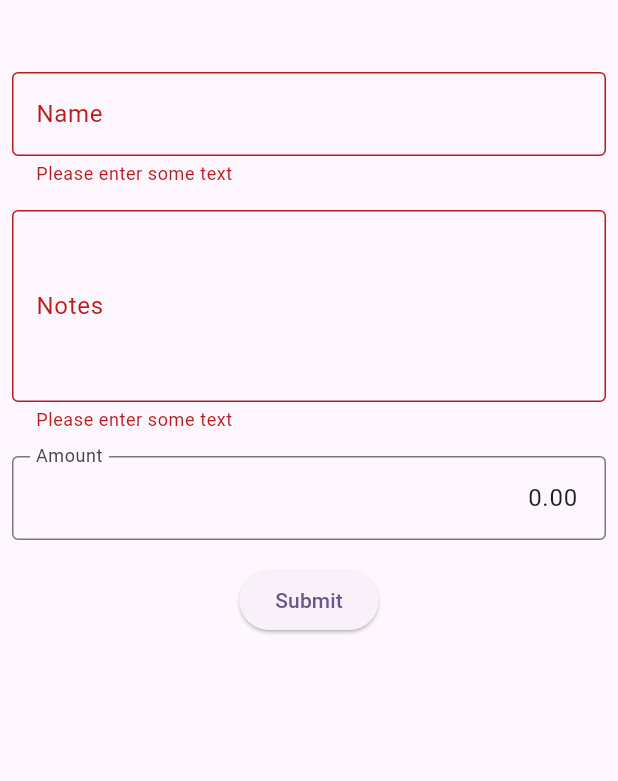
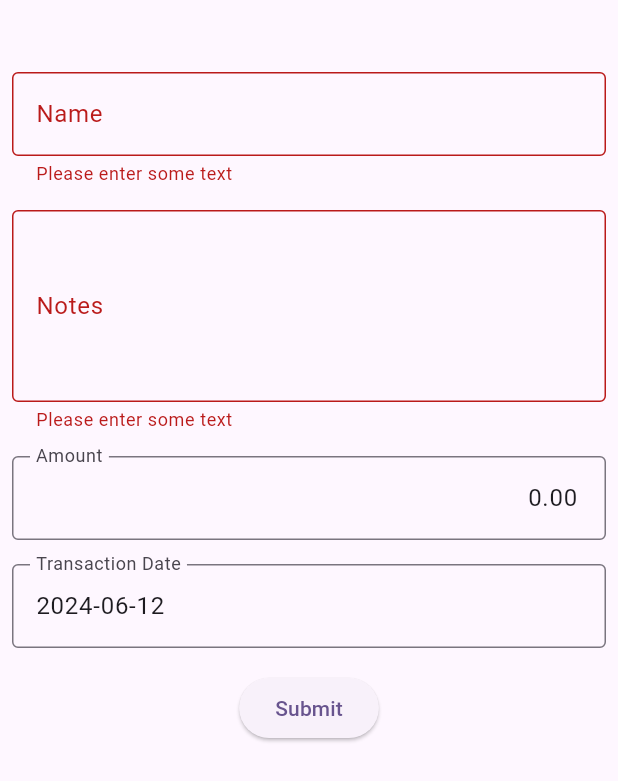
Before and after one commit to TINGWEIJING/mini-expense-tracker, a Flutter app: the screen it shows after launch, after a tap on "Submit", on a phone screen of 412 x 824 dp. Shown: the top 781 px of the screen. Run offline on Flutter 3.47's test engine with Material 3 defaults, Android fonts, the phone set to English and light mode, and no system bars.

Commit message:
🚧 Add transaction date field

```diff
--- a/lib/screens/add_expense_screen.dart
+++ b/lib/screens/add_expense_screen.dart
@@ -1,5 +1,6 @@
 import 'package:flutter/material.dart';
 import 'package:mini_expense_tracker/utils/currency_input_formatter.dart';
+import 'package:mini_expense_tracker/utils/util.dart';
 
 class AddExpenseScreen extends StatefulWidget {
   const AddExpenseScreen({super.key});
@@ -11,6 +12,8 @@ class AddExpenseScreen extends StatefulWidget {
 class _AddExpenseScreenState extends State<AddExpenseScreen> {
   final GlobalKey<FormState> _formKey = GlobalKey<FormState>();
   final TextEditingController _currencyFieldController =
+      TextEditingController();
+  final TextEditingController _dateTimeFieldController =
       TextEditingController();
 
   @override
@@ -32,6 +35,20 @@ class _AddExpenseScreenState extends State<AddExpenseScreen> {
         );
       },
     );
+    _dateTimeFieldController.text = Util.formatDateTime(DateTime.now());
+  }
+
+  void _onTap({required BuildContext context}) {
+    showDatePicker(
+            context: context,
+            firstDate: DateTime(2000),
+            lastDate: DateTime(DateTime.now().year + 1))
+        .then((selectedDate) {
+      if (selectedDate == null) {
+        return;
+      }
+      _dateTimeFieldController.text = Util.formatDateTime(selectedDate);
+    });
   }
 
   @override
@@ -91,7 +108,25 @@ class _AddExpenseScreenState extends State<AddExpenseScreen> {
                 CurrencyInputFormatter(),
               ],
               keyboardType: TextInputType.number,
-            ), // TODO: add transaction date time
+            ),
+            SizedBox.fromSize(
+              size: const Size.fromHeight(16),
+            ),
+            TextFormField(
+              controller: _dateTimeFieldController,
+              decoration: const InputDecoration(
+                labelText: 'Transaction Date',
+                border: OutlineInputBorder(),
+              ),
+              validator: (String? value) {
+                if (value == null || value.isEmpty) {
+                  return 'Please enter some text';
+                }
+                return null;
+              },
+              readOnly: true,
+              onTap: () => _onTap(context: context),
+            ), // TODO: add transaction time
             Padding(
               padding: const EdgeInsets.symmetric(vertical: 16.0),
               child: ElevatedButton(
--- /dev/null
+++ b/lib/utils/util.dart
@@ -0,0 +1,5 @@
+class Util {
+  static String formatDateTime(DateTime dateTime) {
+    return "${dateTime.year.toString()}-${dateTime.month.toString().padLeft(2, '0')}-${dateTime.day.toString().padLeft(2, '0')}";
+  }
+}
```
